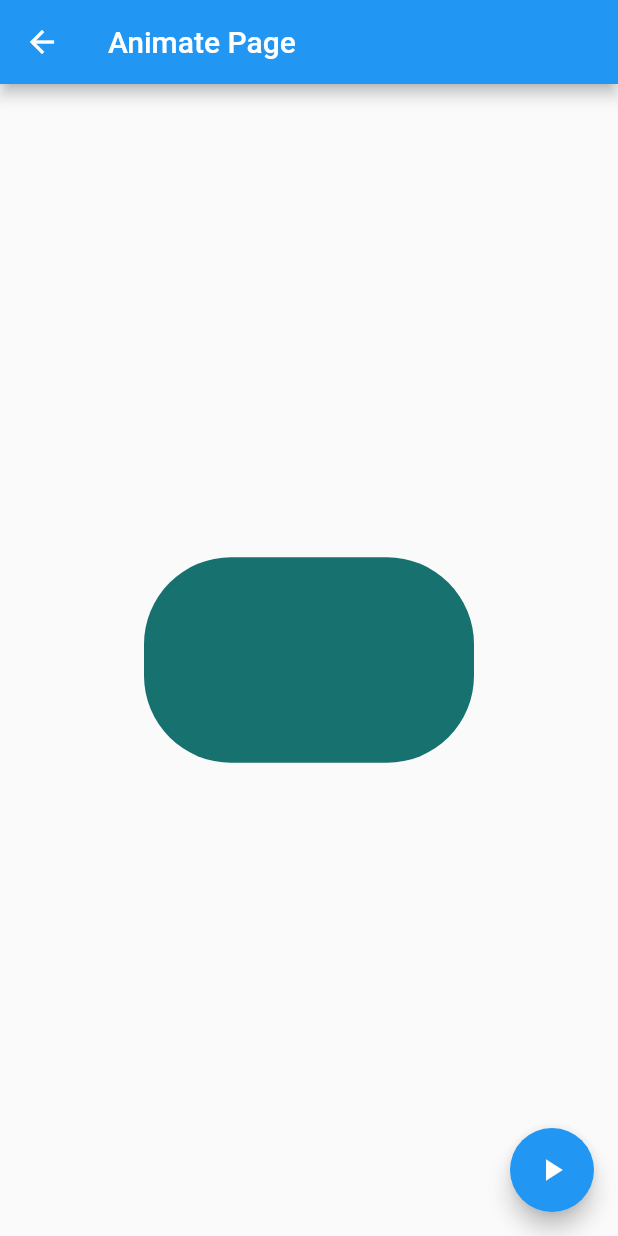
After one commit to victorr-dev/curso_flutter_2, a Flutter app: the AnimatePage screen opened by its route, after a tap on the "play arrow" icon, on a phone screen of 412 x 824 dp. The commit adds this screen. Run offline on Flutter 3.47's test engine with Material 2 defaults, Android fonts, the phone set to English and light mode, and no system bars.

Commit message:
Clase 78: Animate Container y Container.

```diff
--- a/data/menu_opts.json
+++ b/data/menu_opts.json
@@ -15,6 +15,11 @@
             "ruta" : "card",
             "icon" : "folder_open",
             "texto": "Cards - Tarjetas"
+        },
+        {
+            "ruta" : "animateContainer",
+            "icon" : "donut_large",
+            "texto": "Animate Container"
         }
     ]
 }
--- /dev/null
+++ b/lib/pages/animated_container.dart
@@ -0,0 +1,56 @@
+import 'package:flutter/material.dart';
+
+import 'dart:math';
+
+class AnimatePage extends StatefulWidget {
+  @override
+  _AnimatePageState createState() => _AnimatePageState();
+}
+
+class _AnimatePageState extends State<AnimatePage> {
+  double _width = 50.0;
+  double _height = 50.0;
+  Color _color = Colors.pink;
+
+  BorderRadiusGeometry _borderRadius = BorderRadius.circular(10.0);
+
+
+  @override
+  Widget build(BuildContext context) {
+    return Scaffold(
+      appBar: AppBar(
+        title: Text('Animate Page'),
+      ),
+      body: Center(
+        child: AnimatedContainer(
+          duration: Duration(seconds: 1),
+          curve: Curves.fastOutSlowIn,
+          width: _width,
+          height: _height,
+          decoration: BoxDecoration(
+            borderRadius: _borderRadius,
+            color: _color
+          ),
+        ),
+      ),
+      floatingActionButton: FloatingActionButton(
+        onPressed: _cambiarForma,
+        child: Icon(Icons.play_arrow),
+      ),
+    );
+  }
+
+  void _cambiarForma() {
+    final random = Random();
+    setState(() {
+      _width = random.nextInt(300).toDouble();
+      _height = random.nextInt(300).toDouble();
+      _color = Color.fromRGBO(
+        random.nextInt(255),
+        random.nextInt(255),
+        random.nextInt(255),
+        1.0);
+      _borderRadius = BorderRadius.circular(random.nextInt(100).toDouble());
+    });
+  }
+}
--- a/lib/routes/router.dart
+++ b/lib/routes/router.dart
@@ -4,12 +4,14 @@ import 'package:curso_flutter_2/pages/alert_page.dart';
 import 'package:curso_flutter_2/pages/avatar_page.dart';
 import 'package:curso_flutter_2/pages/home_page.dart';
 import 'package:curso_flutter_2/pages/card_page.dart';
+import 'package:curso_flutter_2/pages/animated_container.dart';
 
 Map<String, WidgetBuilder> getApplicationsRoutes(){
 return <String, WidgetBuilder> {
         '/'     : (BuildContext context)=> HomePage(),
         'alert' : (BuildContext context)=> AlertPage(),
         'avatar': (BuildContext context)=> AvatarPage(),
-        'card'  : (BuildContext context)=> CardPage()
+        'card'  : (BuildContext context)=> CardPage(),
+        'animateContainer': (BuildContext context)=> AnimatePage()
       };
 }
--- a/lib/utils/icono_string.dart
+++ b/lib/utils/icono_string.dart
@@ -4,6 +4,7 @@ final _icons = <String, IconData> {
     'add_alert'     : Icons.add_alert,
     'accessibility' : Icons.accessibility,
     'folder_open'   : Icons.folder_open,
+    'donut_large'   : Icons.donut_large
 };
 
 Icon getIcon(String nombre){
```
